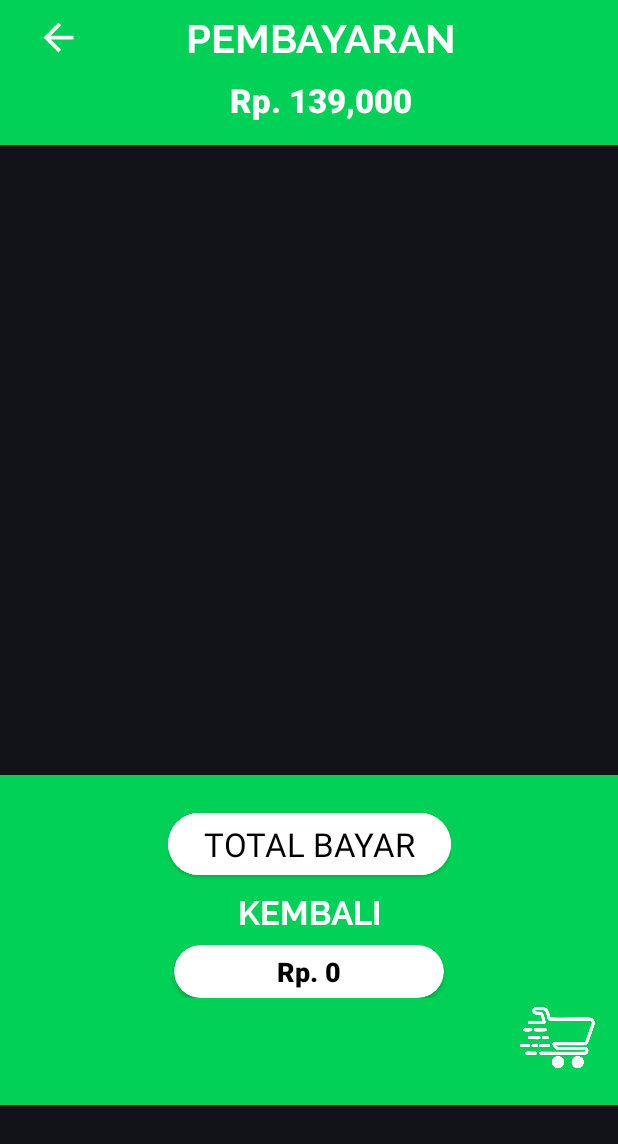
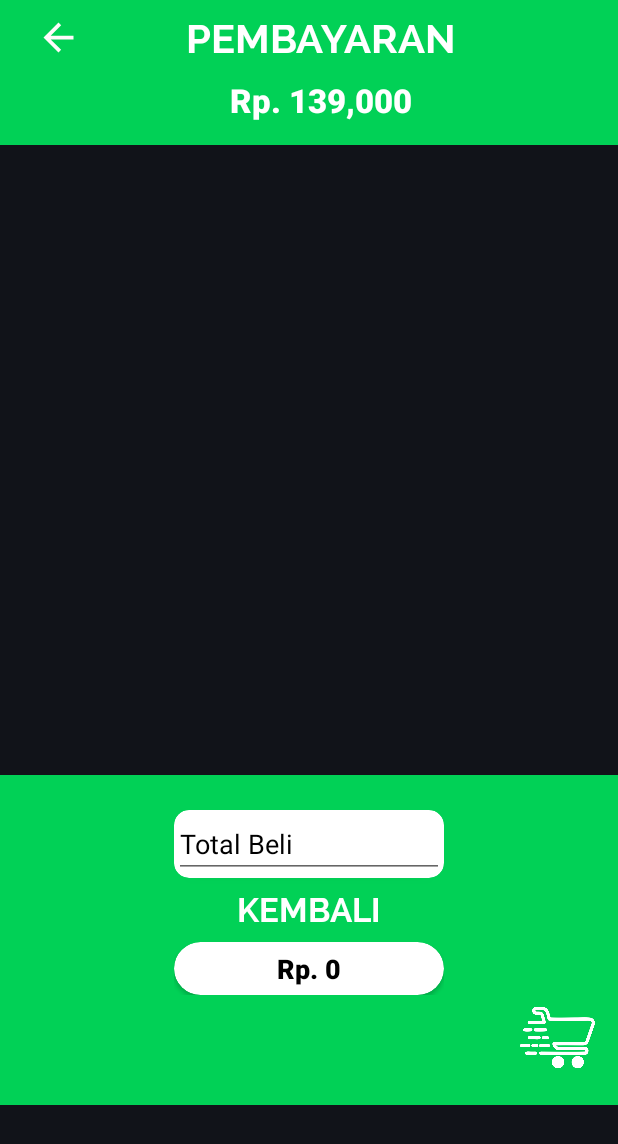
Before and after one commit to neorock07/POS_App, an Android app: the Pembayaran screen opened directly, with no data from a screen before it, on a phone screen of 412 x 824 dp. Shown: the top 1144 px of the screen. Run offline under Robolectric (Android 15) with nearby library versions, the light colour scheme and no system bars; 6 statements that could not run were skipped.

Commit message:
membuat form input total beli dan kembalian

```diff
--- a/app/src/main/java/com/example/pos/Activity/MainActivity.kt
+++ b/app/src/main/java/com/example/pos/Activity/MainActivity.kt
@@ -42,7 +42,6 @@ class MainActivity : AppCompatActivity() {
         recyclerview = findViewById<RecyclerView>(R.id.listBarang)
         totalBeli = findViewById(R.id.total_beli)
         settingsFAB = findViewById(R.id.setting)
-
         recyclerview.setHasFixedSize(true)
         frameRefresh = findViewById(R.id.refresh)
         btn_bayar = findViewById(R.id.keranjang)
@@ -53,9 +52,6 @@ class MainActivity : AppCompatActivity() {
         recyclerview.adapter=adapter
 
         sharedPref_total = getSharedPreferences("key", Context.MODE_PRIVATE).edit()
-
-
-
 
         settingsFAB.setOnClickListener{
             intent = Intent(this, form_login::class.java)
@@ -132,7 +128,7 @@ class MainActivity : AppCompatActivity() {
                 if(arr_kode.isEmpty()){
                     log.putExtra("key_uang", "Rp.0")
                 }else{
-                    log.putExtra("key_uang", totalBeli.text.toString())
+                    log.putExtra("key_uang", total)
                 }
                 btn_bayar.setOnClickListener(){
                     startActivity(log).also{
--- a/app/src/main/java/com/example/pos/Activity/Pembayaran.kt
+++ b/app/src/main/java/com/example/pos/Activity/Pembayaran.kt
@@ -2,11 +2,10 @@ package com.example.pos.Activity
 
 import android.content.Intent
 import android.os.Bundle
+import android.text.Editable
+import android.text.TextWatcher
 import android.view.View
-import android.widget.ImageView
-import android.widget.RelativeLayout
-import android.widget.TextView
-import android.widget.Toast
+import android.widget.*
 import androidx.appcompat.app.AlertDialog
 import androidx.appcompat.app.AppCompatActivity
 import androidx.recyclerview.widget.LinearLayoutManager
@@ -15,6 +14,8 @@ import com.example.pos.Database.database
 import com.example.pos.Model.model_barang
 import com.example.pos.R
 import com.example.pos.RecycleView.Adapter_pembayaran
+import com.google.android.material.textfield.TextInputEditText
+import java.text.NumberFormat
 
 class Pembayaran : AppCompatActivity() {
     lateinit var btn_cetak:ImageView
@@ -23,6 +24,11 @@ class Pembayaran : AppCompatActivity() {
     lateinit var total_beli_pem:TextView
     var total_uang:Int = 0
     lateinit var rv:RelativeLayout
+    lateinit var ed_total:TextInputEditText
+    var parsed:Double = 0.0
+    var jumlah = 0
+    val mainActivity:MainActivity = MainActivity()
+    lateinit var kembalian:EditText
     override fun onCreate(savedInstanceState: Bundle?) {
         super.onCreate(savedInstanceState)
         setContentView(R.layout.activity_pembayaran)
@@ -31,9 +37,38 @@ class Pembayaran : AppCompatActivity() {
         btn_cetak = findViewById(R.id.to_cetak)
         rc = findViewById(R.id.rc_pembayaran)
         rv = findViewById(R.id.rv_empty)
+        kembalian = findViewById(R.id.txt_kembalian)
+        ed_total = findViewById(R.id.ed_total_beli)
         //recycleView
         rc.setHasFixedSize(true)
         rc.layoutManager = LinearLayoutManager(this, LinearLayoutManager.VERTICAL, false)
+
+        ed_total.addTextChangedListener(object : TextWatcher{
+            override fun beforeTextChanged(p0: CharSequence?, p1: Int, p2: Int, p3: Int) {
+
+            }
+
+            override fun onTextChanged(p0: CharSequence?, p1: Int, p2: Int, p3: Int) {
+                if(!p0!!.isEmpty()){
+                    ed_total.removeTextChangedListener(this)
+                    var cleanString:String = p0.toString().replace("""[,.]""".toRegex(), "")
+                    parsed = cleanString.toDouble()
+                    var formatted:String = NumberFormat.getNumberInstance().format(parsed)
+                    ed_total.setText(formatted)
+                    ed_total.setSelection(formatted.length)
+                    ed_total.addTextChangedListener(this)
+                }
+
+            }
+
+            override fun afterTextChanged(p0: Editable?) {
+                var hasil = parsed - jumlah
+                var formatted:String = NumberFormat.getNumberInstance().format(hasil)
+                kembalian.setText(mainActivity.NumberFormat(formatted))
+            }
+
+        })
+
 
 
     }
@@ -41,7 +76,7 @@ class Pembayaran : AppCompatActivity() {
         lateinit var listItem:ArrayList<model_barang>
         var list_kode:ArrayList<String> = intent.getSerializableExtra("key_kode") as ArrayList<String>
         var kode_lt = LinkedHashSet(list_kode).toMutableSet()
-        var jumlah = intent.getStringExtra("key_uang")
+        jumlah = intent.getIntExtra("key_uang",0)
         val list_harga :HashMap<String, Int>?= intent.getSerializableExtra("key_harga") as HashMap<String, Int>?
         var list_nama:ArrayList<String> = intent.getSerializableExtra("key_nama") as ArrayList<String>
         var nama_lt = LinkedHashSet(list_nama).toMutableSet()
@@ -64,7 +99,7 @@ class Pembayaran : AppCompatActivity() {
             list_nama2.add(i)
         }
 
-        total_beli_pem.text = "Rp." + jumlah
+        total_beli_pem.text = "Rp." + mainActivity.NumberFormat(jumlah.toString())
 
         listItem = ArrayList()
         if(list_kode2.isEmpty()){
--- a/app/src/main/java/com/example/pos/Activity/Struk_Activity.kt
+++ b/app/src/main/java/com/example/pos/Activity/Struk_Activity.kt
@@ -82,7 +82,7 @@ class Struk_Activity : AppCompatActivity() {
         }
            //button kembali
         btn_kembali.setOnClickListener{
-            startActivity(Intent(this@Struk_Activity, MainActivity::class.java))
+            onBackPressed()
             finish()
         }
     }
--- a/app/src/main/res/layout/activity_main.xml
+++ b/app/src/main/res/layout/activity_main.xml
@@ -130,7 +130,9 @@
                                 android:id="@+id/search_all"
                                 android:layout_width="match_parent"
                                 android:layout_height="match_parent"
-                                app:queryHint="Mau cari apa ?" />
+                                app:queryHint="Mau cari apa ?"
+                                android:layout_marginEnd="80dp"
+                                />
 
                         </androidx.constraintlayout.widget.ConstraintLayout>
 
--- a/app/src/main/res/layout/activity_pembayaran.xml
+++ b/app/src/main/res/layout/activity_pembayaran.xml
@@ -121,8 +121,6 @@
 
             </RelativeLayout>
         </FrameLayout>
-
-
         <androidx.constraintlayout.widget.ConstraintLayout
             android:layout_width="match_parent"
             android:layout_height="220dp"
@@ -144,17 +142,26 @@
                 android:layout_marginTop="10dp"
                 >
 
-                <Button
-                    style="@style/Widget.Material3.Button.ElevatedButton"
-                    android:id="@+id/btn_bayar"
-                    android:layout_width="wrap_content"
+                <androidx.cardview.widget.CardView
+                    android:layout_width="180dp"
                     android:layout_height="wrap_content"
-                    android:backgroundTint="@color/white"
-                    android:text="TOTAL BAYAR"
                     android:layout_gravity="center"
-                    android:gravity="center"
-                    android:textColor="@color/black"
-                    android:textSize="10pt" />
+                    app:cardCornerRadius="10dp"
+                    >
+                    <com.google.android.material.textfield.TextInputEditText
+                        android:layout_width="match_parent"
+                        android:layout_height="match_parent"
+                        android:hint="Total Beli"
+                        android:textSize="8pt"
+                        android:inputType="number"
+                        android:textColor="@color/black"
+                        android:textColorHint="@color/black"
+                        android:id="@+id/ed_total_beli"
+                        />
+
+                </androidx.cardview.widget.CardView>
+
+
                 <TextView
                     android:layout_width="wrap_content"
                     android:layout_height="wrap_content"
@@ -176,16 +183,18 @@
                         android:layout_width="match_parent"
                         android:layout_height="match_parent"
                         >
-                        <TextView
+
+                        <EditText
                             android:layout_width="wrap_content"
                             android:layout_height="wrap_content"
+                            android:layout_centerInParent="true"
+                            android:fontFamily="sans-serif-black"
+                            android:padding="5dp"
+                            android:id="@+id/txt_kembalian"
                             android:text="Rp. 0"
-                            android:textSize="8pt"
+                            android:backgroundTint="@color/white"
                             android:textColor="@color/black"
-                            android:layout_centerInParent="true"
-                            android:padding="5dp"
-                            android:fontFamily="sans-serif-black"
-                            />
+                            android:textSize="8pt" />
                     </RelativeLayout>
                 </androidx.cardview.widget.CardView>
 
--- a/app/src/main/res/values/colors.xml
+++ b/app/src/main/res/values/colors.xml
@@ -13,5 +13,5 @@
     <color name="hitam">#111319</color>
     <color name="abu">#414247</color>
     <color name="ab32131231u">#312</color>
-    <color name="putih">#ADFFFFFF</color>
+    <color name="putih">#ADD8D3D3</color>
 </resources>
```
Also changed, not shown: app/src/main/res/drawable/bg_scan.xml (added, +13 -0 lines).
